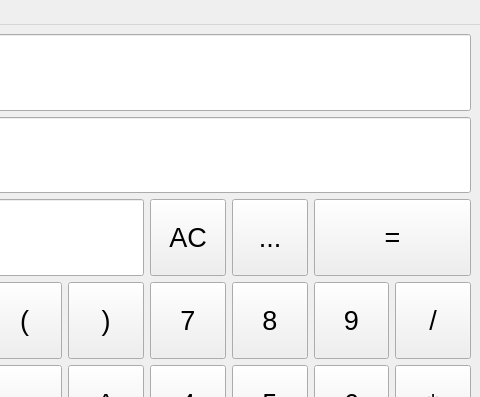
Old version of the form SmartCalc2/view/mainwindow.ui in the repository SergSinitsyn/Smart-Calculator; both pictures show x 192 to 672 and y 0 to 397 of the 672 by 652 pixel window.
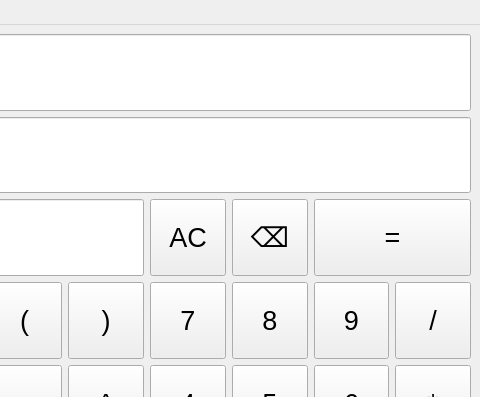
New version of the form.

Patch:
```diff
--- a/SmartCalc2/view/mainwindow.ui
+++ b/SmartCalc2/view/mainwindow.ui
@@ -716,7 +716,7 @@
        </size>
       </property>
       <property name="text">
-       <string>...</string>
+       <string>⌫</string>
       </property>
      </widget>
     </item>
```
Left out of the diff: 2 changed lines with no effect on the pictures.
